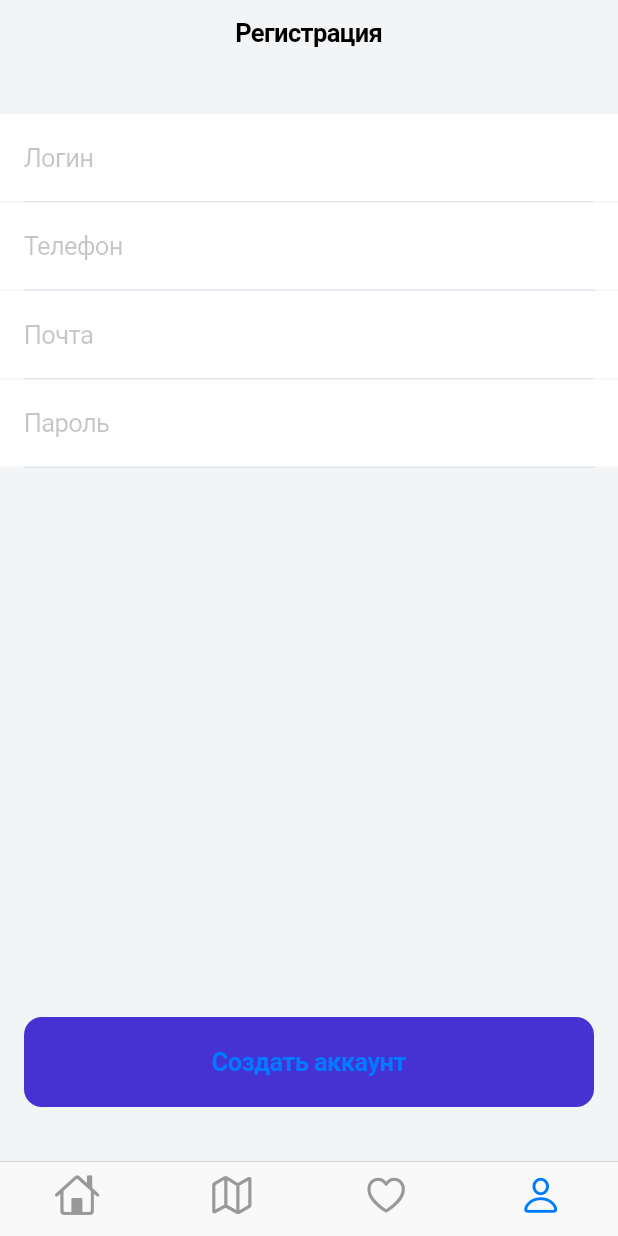
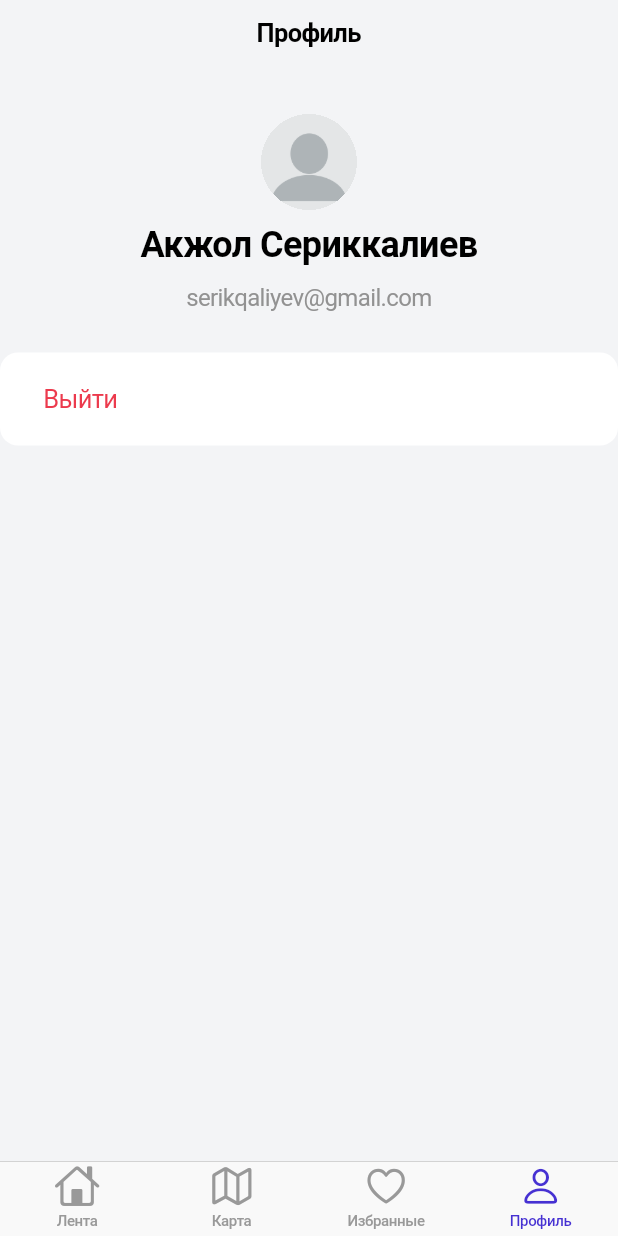
Before and after one commit to serikqaliev/flutter_project, a Flutter app: the screen it shows after launch, item 4 of the bottom bar chosen, on a phone screen of 412 x 824 dp. Run offline on Flutter 3.47's test engine with Material 2 defaults, Android fonts, the phone set to English and light mode, and no system bars.

Commit message:
profile screen

```diff
--- a/lib/main.dart
+++ b/lib/main.dart
@@ -17,6 +17,7 @@ class MyApp extends StatelessWidget {
     return CupertinoApp(
       theme: CupertinoThemeData(
         scaffoldBackgroundColor: AppColors.scaffoldBackground,
+        primaryColor: AppColors.main,
       ),
       onGenerateRoute: AppRouter.generateRoute,
       home: HomeScreen(),
--- a/lib/src/screens/home/home_screen.dart
+++ b/lib/src/screens/home/home_screen.dart
@@ -1,8 +1,11 @@
 // ignore_for_file: prefer_const_literals_to_create_immutables
 // ignore_for_file: prefer_const_constructors
 import 'package:flutter/cupertino.dart';
+
+import 'package:lesson_1/src/common/constants/color_constants.dart';
 import 'package:lesson_1/src/screens/auth/auth_screen.dart';
 import 'package:lesson_1/src/screens/feed/feed_screen.dart';
+import 'package:lesson_1/src/screens/profile/profile_screen.dart';
 import 'package:lesson_1/src/screens/registration/registration_screen.dart';
 
 class HomeScreen extends StatelessWidget {
@@ -12,11 +15,16 @@ class HomeScreen extends StatelessWidget {
   Widget build(BuildContext context) {
     return CupertinoTabScaffold(
       tabBar: CupertinoTabBar(
+        activeColor: AppColors.main,
         items: [
-          BottomNavigationBarItem(icon: Icon(CupertinoIcons.home)),
-          BottomNavigationBarItem(icon: Icon(CupertinoIcons.map)),
-          BottomNavigationBarItem(icon: Icon(CupertinoIcons.heart)),
-          BottomNavigationBarItem(icon: Icon(CupertinoIcons.person)),
+          BottomNavigationBarItem(
+              icon: Icon(CupertinoIcons.home), label: 'Лента'),
+          BottomNavigationBarItem(
+              icon: Icon(CupertinoIcons.map), label: 'Карта'),
+          BottomNavigationBarItem(
+              icon: Icon(CupertinoIcons.heart), label: 'Избранные'),
+          BottomNavigationBarItem(
+              icon: Icon(CupertinoIcons.person), label: 'Профиль'),
         ],
       ),
       tabBuilder: (context, index) {
@@ -30,7 +38,7 @@ class HomeScreen extends StatelessWidget {
               case 2:
                 return AuthScreen();
               case 3:
-                return RegistrationScreen();
+                return ProfileScreen();
               default:
                 return AuthScreen();
             }
--- /dev/null
+++ b/lib/src/screens/profile/profile_screen.dart
@@ -0,0 +1,67 @@
+import 'package:flutter/cupertino.dart';
+import 'package:lesson_1/src/common/constants/color_constants.dart';
+
+class ProfileScreen extends StatelessWidget {
+  const ProfileScreen({Key? key}) : super(key: key);
+
+  @override
+  Widget build(BuildContext context) {
+    return CupertinoPageScaffold(
+      navigationBar: const CupertinoNavigationBar(
+        middle: Text('Профиль'),
+      ),
+      child: SafeArea(
+        child: Column(
+          mainAxisAlignment: MainAxisAlignment.start,
+          crossAxisAlignment: CrossAxisAlignment.stretch,
+          children: [
+            const SizedBox(height: 32),
+            Center(
+              child: ClipRRect(
+                clipBehavior: Clip.hardEdge,
+                borderRadius: const BorderRadius.all(Radius.circular(32)),
+                child: Image.asset(
+                  'assets/images/profilepic.png',
+                  fit: BoxFit.contain,
+                  height: 64,
+                ),
+              ),
+            ),
+            const SizedBox(height: 9),
+            const Text(
+              'Акжол Сериккалиев',
+              textAlign: TextAlign.center,
+              style: TextStyle(fontSize: 24, fontWeight: FontWeight.w600),
+            ),
+            const SizedBox(height: 12),
+            const Text(
+              'serikqaliyev@gmail.com',
+              textAlign: TextAlign.center,
+              style: TextStyle(
+                fontSize: 16,
+                color: Color(0xFF929292),
+              ),
+            ),
+            const SizedBox(
+              height: 27,
+            ),
+            CupertinoButton(
+                color: AppColors.white,
+                padding: const EdgeInsets.symmetric(
+                  horizontal: 29,
+                  vertical: 21,
+                ),
+                child: const Text(
+                  'Выйти',
+                  style: TextStyle(
+                    color: Color(0xFFEC3A4D),
+                  ),
+                ),
+                alignment: Alignment.centerLeft,
+                onPressed: () {})
+          ],
+        ),
+      ),
+    );
+  }
+}
--- a/pubspec.yaml
+++ b/pubspec.yaml
@@ -58,6 +58,7 @@ flutter:
     - assets/images/mega.png
     - assets/images/dostykplaza.png
     - assets/images/forum.png
+    - assets/images/profilepic.png
 
   # The following line ensures that the Material Icons font is
   # included with your application, so that you can use the icons in
```
Also changed, not shown: assets/images/profilepic.png (added).
